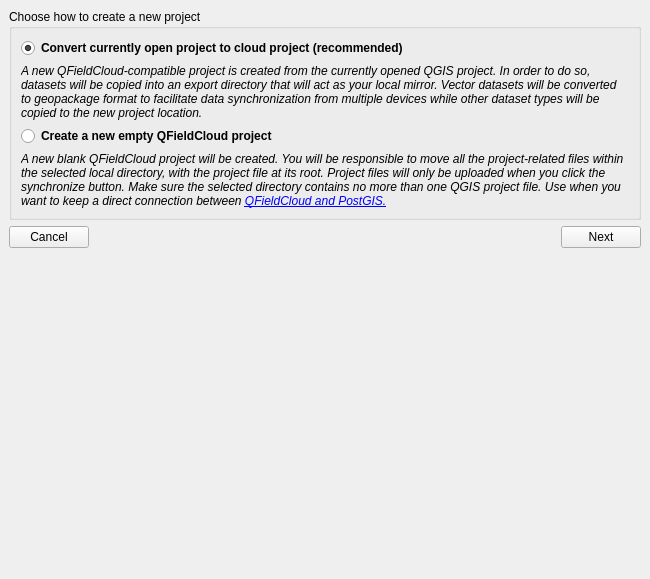
Above: qfieldsync/ui/cloud_create_project_widget.ui from opengisch/qfieldsync before the change. Below: the same form after it.
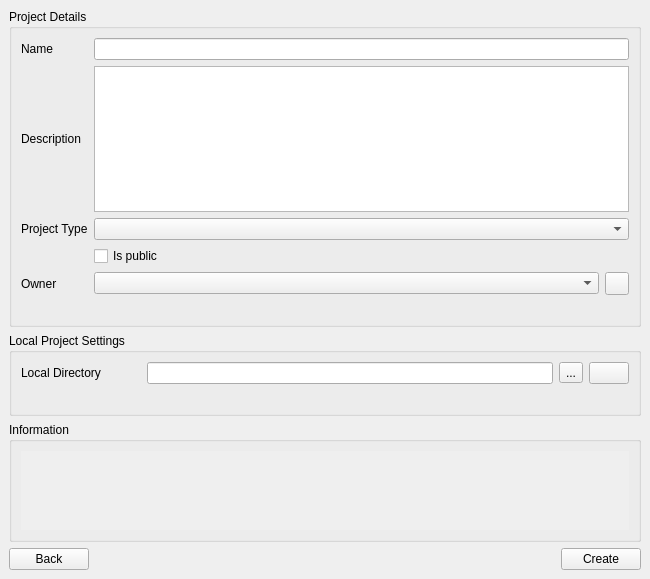
That is the form after the change. Icons and pictures are not drawn.

Commit message: refactor(ui): remove selectTypePage from cloud project wizard

```diff
--- a/qfieldsync/ui/cloud_create_project_widget.ui
+++ b/qfieldsync/ui/cloud_create_project_widget.ui
@@ -31,123 +31,6 @@
      <property name="currentIndex">
       <number>0</number>
      </property>
-     <widget class="QWidget" name="selectTypePage">
-      <layout class="QVBoxLayout" name="verticalLayout_2">
-       <item>
-        <widget class="QGroupBox" name="groupBox">
-         <property name="title">
-          <string>Choose how to create a new project</string>
-         </property>
-         <layout class="QVBoxLayout" name="verticalLayout_5">
-          <item>
-           <widget class="QRadioButton" name="cloudifyRadioButton">
-            <property name="font">
-             <font>
-              <bold>true</bold>
-             </font>
-            </property>
-            <property name="text">
-             <string>Convert currently open project to cloud project (recommended)</string>
-            </property>
-            <property name="checked">
-             <bool>true</bool>
-            </property>
-           </widget>
-          </item>
-          <item>
-           <widget class="QLabel" name="cloudifyInfoLabel">
-            <property name="font">
-             <font>
-              <italic>true</italic>
-             </font>
-            </property>
-            <property name="text">
-             <string>A new QFieldCloud-compatible project is created from the currently opened QGIS project. In order to do so, datasets will be copied into an export directory that will act as your local mirror. Vector datasets will be converted to geopackage format to facilitate data synchronization from multiple devices while other dataset types will be copied to the new project location.</string>
-            </property>
-            <property name="wordWrap">
-             <bool>true</bool>
-            </property>
-           </widget>
-          </item>
-          <item>
-           <widget class="QRadioButton" name="createCloudRadioButton">
-            <property name="font">
-             <font>
-              <bold>true</bold>
-             </font>
-            </property>
-            <property name="text">
-             <string>Create a new empty QFieldCloud project</string>
-            </property>
-           </widget>
-          </item>
-          <item>
-           <widget class="QLabel" name="createCloudInfoLabel">
-            <property name="font">
-             <font>
-              <italic>true</italic>
-             </font>
-            </property>
-            <property name="text">
-             <string>A new blank QFieldCloud project will be created. You will be responsible to move all the project-related files within the selected local directory, with the project file at its root. Project files will only be uploaded when you click the synchronize button. Make sure the selected directory contains no more than one QGIS project file. Use when you want to keep a direct connection between &lt;a href=&quot;https://docs.qfield.org/get-started/tutorials/advanced-setup-qfc/#postgis&quot;&gt;QFieldCloud and PostGIS.&lt;/a&gt;</string>
-            </property>
-            <property name="wordWrap">
-             <bool>true</bool>
-            </property>
-            <property name="openExternalLinks">
-             <bool>true</bool>
-            </property>
-           </widget>
-          </item>
-         </layout>
-        </widget>
-       </item>
-       <item>
-        <layout class="QHBoxLayout" name="horizontalLayout">
-         <item>
-          <widget class="QPushButton" name="cancelButton">
-           <property name="text">
-            <string>Cancel</string>
-           </property>
-          </widget>
-         </item>
-         <item>
-          <spacer name="horizontalSpacer">
-           <property name="orientation">
-            <enum>Qt::Horizontal</enum>
-           </property>
-           <property name="sizeHint" stdset="0">
-            <size>
-             <width>40</width>
-             <height>20</height>
-            </size>
-           </property>
-          </spacer>
-         </item>
-         <item>
-          <widget class="QPushButton" name="nextButton">
-           <property name="text">
-            <string>Next</string>
-           </property>
-          </widget>
-         </item>
-        </layout>
-       </item>
-       <item>
-        <spacer name="verticalSpacer">
-         <property name="orientation">
-          <enum>Qt::Vertical</enum>
-         </property>
-         <property name="sizeHint" stdset="0">
-          <size>
-           <width>20</width>
-           <height>40</height>
-          </size>
-         </property>
-        </spacer>
-       </item>
-      </layout>
-     </widget>
      <widget class="QWidget" name="projectDetailsPage">
       <layout class="QVBoxLayout" name="verticalLayout_4">
        <item>
```
Left out of the diff: 2 changed lines with no effect on the pictures.
